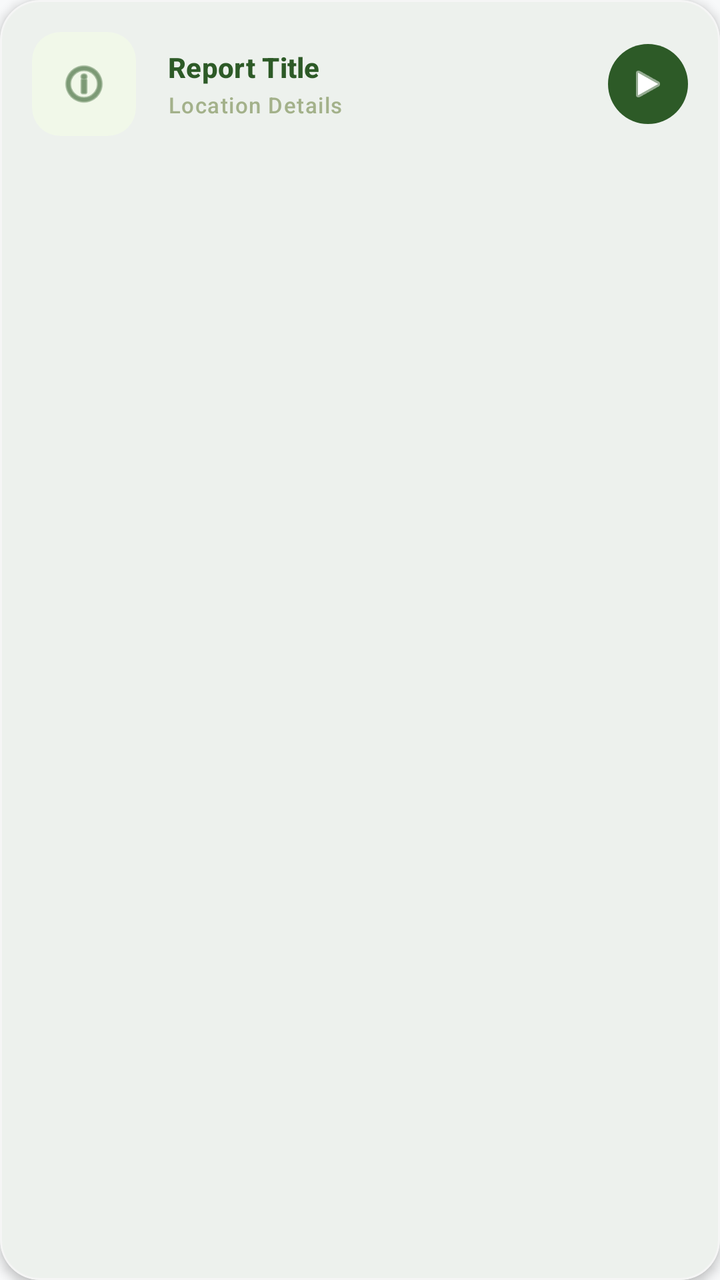
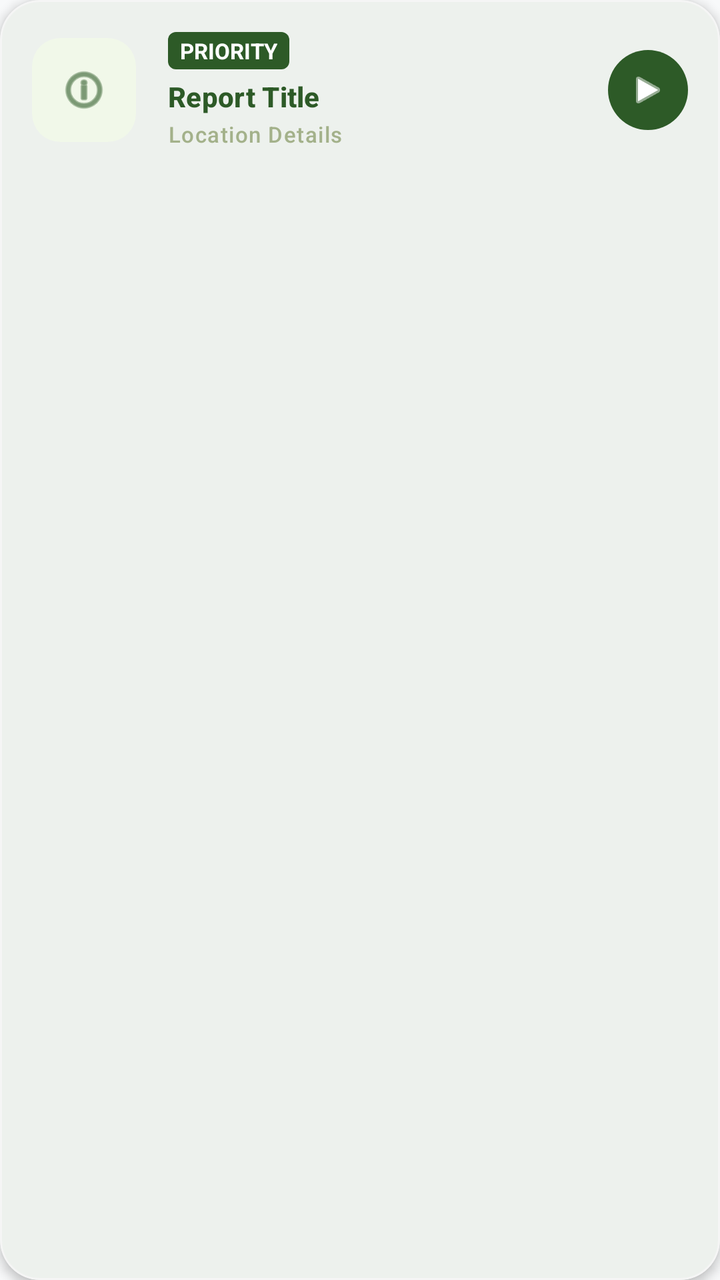

Compare the two renders of this Android layout. The source of the first and the diff that turns it into the second are given below.
<!-- AndroidManifest.xml: application theme Theme.CampusAlert -->
<!-- res/layout/item_report.xml -->
<?xml version="1.0" encoding="utf-8"?>
<com.google.android.material.card.MaterialCardView xmlns:android="http://schemas.android.com/apk/res/android"
    xmlns:app="http://schemas.android.com/apk/res-auto"
    android:layout_width="match_parent"
    android:layout_height="wrap_content"
    android:layout_marginHorizontal="16dp"
    android:layout_marginVertical="6dp"
    app:cardCornerRadius="20dp"
    app:cardElevation="3dp"
    app:strokeWidth="1dp"
    app:strokeColor="#F5F5F5"
    app:cardBackgroundColor="@color/white">

    <LinearLayout
        android:layout_width="match_parent"
        android:layout_height="wrap_content"
        android:gravity="center_vertical"
        android:orientation="horizontal"
        android:padding="16dp">

        
        <com.google.android.material.card.MaterialCardView
            android:id="@+id/icon_container"
            android:layout_width="52dp"
            android:layout_height="52dp"
            app:cardCornerRadius="14dp"
            app:cardBackgroundColor="#F1F8E9"
            app:cardElevation="0dp"
            app:strokeWidth="0dp">
            <ImageView
                android:id="@+id/status_icon"
                android:layout_width="26dp"
                android:layout_height="26dp"
                android:layout_gravity="center"
                android:src="@android:drawable/ic_menu_info_details"
                app:tint="@color/forest_green" />
        </com.google.android.material.card.MaterialCardView>

        
        <LinearLayout
            android:layout_width="0dp"
            android:layout_height="wrap_content"
            android:layout_marginStart="16dp"
            android:layout_weight="1"
            android:orientation="vertical">

            <TextView
                android:id="@+id/report_title"
                android:layout_width="wrap_content"
                android:layout_height="wrap_content"
                android:text="Report Title"
                android:textAppearance="@style/TextAppearance.Material3.TitleSmall"
                android:textColor="@color/forest_green"
                android:textStyle="bold" />

            <TextView
                android:id="@+id/report_building"
                android:layout_width="wrap_content"
                android:layout_height="wrap_content"
                android:text="Location Details"
                android:textAppearance="@style/TextAppearance.Material3.LabelSmall"
                android:textColor="@color/sage_green"
                android:layout_marginTop="2dp" />
        </LinearLayout>

        
        <com.google.android.material.button.MaterialButton
            android:id="@+id/status_pill"
            style="@style/Widget.Material3.Button.IconButton.Filled"
            android:layout_width="40dp"
            android:layout_height="40dp"
            android:insetLeft="0dp"
            android:insetTop="0dp"
            android:insetRight="0dp"
            android:insetBottom="0dp"
            app:icon="@android:drawable/ic_media_play"
            app:iconSize="20dp"
            app:iconTint="@color/white"
            app:backgroundTint="@color/forest_green"
            app:shapeAppearanceOverlay="@style/ShapeAppearance.Material3.Corner.Full" />

    </LinearLayout>
</com.google.android.material.card.MaterialCardView>
<!-- resources referenced by this layout -->
<resources>
  <color name="forest_green">#2D5A27</color>
  <color name="sage_green">#A3B18A</color>
  <color name="white">#FFFFFFFF</color>
  <style name="Theme.CampusAlert" parent="Base.Theme.CampusAlert" />
  <style name="Base.Theme.CampusAlert" parent="Theme.Material3.DayNight.NoActionBar">
          
          <item name="colorPrimary">@color/primary</item>
          <item name="colorOnPrimary">@color/onPrimary</item>
          
          <item name="colorSecondary">@color/secondary</item>
          <item name="colorOnSecondary">@color/onSecondary</item>
          
          
          <item name="android:windowLayoutInDisplayCutoutMode">never</item>
          <item name="android:windowIsTranslucent">false</item>
          <item name="android:windowIsFloating">false</item>
          <item name="android:windowDrawsSystemBarBackgrounds">true</item>
          <item name="android:windowContentOverlay">@null</item>
  
          
          <item name="android:statusBarColor">@color/forest_green</item>
          <item name="android:navigationBarColor">#000000</item>
          
          
          <item name="android:windowBackground">@color/background</item>
          <item name="colorSurface">@color/surface</item>
          
          
          <item name="shapeAppearanceLargeComponent">@style/ShapeAppearance.CampusAlert.Large</item>
          <item name="shapeAppearanceMediumComponent">@style/ShapeAppearance.CampusAlert.Medium</item>
      </style>
  <color name="primary">@color/forest_green</color>
  <color name="onPrimary">@color/white</color>
  <color name="secondary">@color/sage_green</color>
  <color name="onSecondary">@color/black</color>
  <color name="background">@color/light_gray</color>
  <color name="surface">@color/white</color>
  <style name="ShapeAppearance.CampusAlert.Large" parent="ShapeAppearance.Material3.LargeComponent">
          <item name="cornerSize">16dp</item>
      </style>
  <style name="ShapeAppearance.CampusAlert.Medium" parent="ShapeAppearance.Material3.MediumComponent">
          <item name="cornerSize">12dp</item>
      </style>
  <color name="black">#FF000000</color>
  <color name="light_gray">#F8F9FA</color>
</resources>

<!-- the commit's change to res/layout/item_report.xml (unified diff, before → after) -->
@@ -45,6 +45,19 @@
             android:orientation="vertical">
 
             <TextView
+                android:id="@+id/priority_tag"
+                android:layout_width="wrap_content"
+                android:layout_height="wrap_content"
+                android:text="PRIORITY"
+                android:paddingHorizontal="6dp"
+                android:paddingVertical="2dp"
+                android:textSize="11sp"
+                android:textStyle="bold"
+                android:textColor="@color/white"
+                android:background="@drawable/bg_priority_tag"
+                android:layout_marginBottom="4dp" />
+
+            <TextView
                 android:id="@+id/report_title"
                 android:layout_width="wrap_content"
                 android:layout_height="wrap_content"
<!-- resource entries referenced after the edit -->
@@ -3,6 +3,12 @@
   <color name="forest_green">#2D5A27</color>
   <color name="sage_green">#A3B18A</color>
   <color name="white">#FFFFFFFF</color>
+  <!-- drawable bg_priority_tag (drawable) -->
+  <?xml version="1.0" encoding="utf-8"?>
+  <shape xmlns:android="http://schemas.android.com/apk/res/android">
+      <solid android:color="@color/forest_green" />
+      <corners android:radius="4dp" />
+  </shape>
   <style name="Theme.CampusAlert" parent="Base.Theme.CampusAlert" />
   <style name="Base.Theme.CampusAlert" parent="Theme.Material3.DayNight.NoActionBar">
           
